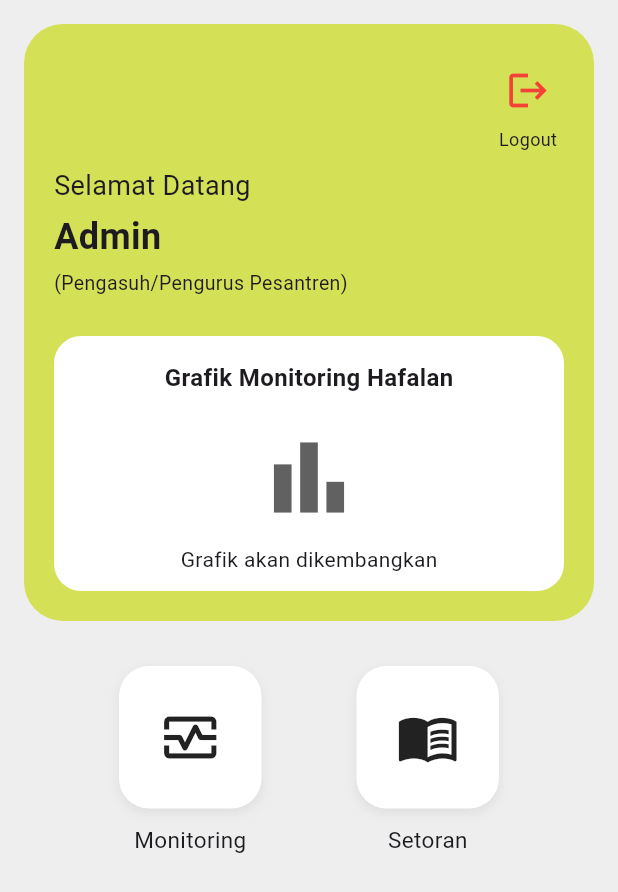
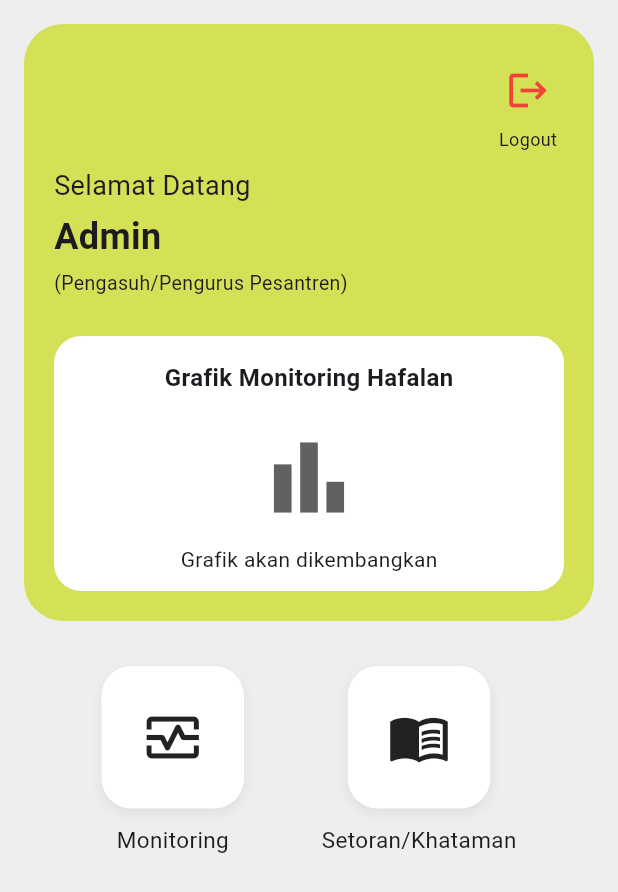
Before and after one commit to kaedehara2/Hafalan_kitab, a Flutter app: the screen it shows after launch, on a phone screen of 412 x 824 dp. Shown: the top 892 px of the screen. Run offline on Flutter 3.47's test engine with Material 3 defaults, Android fonts, the phone set to English and light mode, and no system bars; our stand-ins replace supabase_flutter; accounts and stored records are empty.

```diff
--- a/lib/admin/dashboardadmin.dart
+++ b/lib/admin/dashboardadmin.dart
@@ -231,7 +231,7 @@ class _DashboardAdminPageState
                     icon:
                         Icons.menu_book_outlined,
 
-                    title: 'Setoran',
+                    title: 'Setoran/Khataman',
 
                     onTap: () {
 
```
Also changed, not shown: lib/admin/approvesetoran.dart (added), lib/admin/grafik.dart (added).
